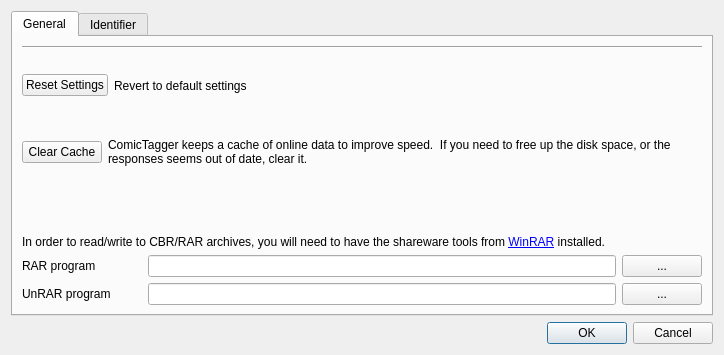
Above: settingswindow.ui from comictagger/comictagger before the change. Below: the same form after it.
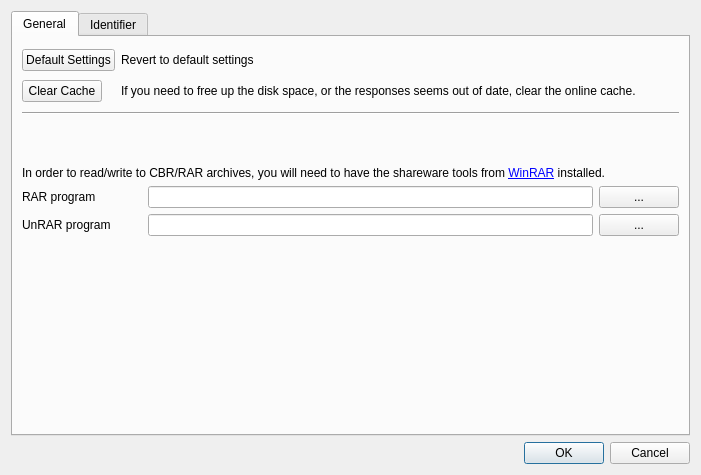
That is the form after the change.

Patch:
```diff
--- a/settingswindow.ui
+++ b/settingswindow.ui
@@ -6,8 +6,8 @@
    <rect>
     <x>0</x>
     <y>0</y>
-    <width>724</width>
-    <height>355</height>
+    <width>701</width>
+    <height>475</height>
    </rect>
   </property>
   <property name="windowTitle">
@@ -29,25 +29,14 @@
          <string>General</string>
         </attribute>
         <layout class="QGridLayout" name="gridLayout_2">
-         <item row="3" column="0">
-          <widget class="QLabel" name="lblResult">
-           <property name="text">
-            <string/>
-           </property>
-          </widget>
-         </item>
-         <item row="0" column="0" rowspan="5" colspan="2">
+         <item row="0" column="0">
           <layout class="QVBoxLayout" name="verticalLayout_2">
            <item>
-            <widget class="Line" name="line">
-             <property name="orientation">
-              <enum>Qt::Horizontal</enum>
-             </property>
-            </widget>
+            <layout class="QHBoxLayout" name="horizontalLayout_4"/>
            </item>
            <item>
-            <layout class="QHBoxLayout" name="horizontalLayout_4">
-             <item>
+            <layout class="QFormLayout" name="formLayout">
+             <item row="0" column="0">
               <widget class="QPushButton" name="btnResetSettings">
                <property name="sizePolicy">
                 <sizepolicy hsizetype="Maximum" vsizetype="Fixed">
@@ -56,11 +45,11 @@
                 </sizepolicy>
                </property>
                <property name="text">
-                <string>Reset Settings</string>
+                <string>Default Settings</string>
                </property>
               </widget>
              </item>
-             <item>
+             <item row="0" column="1">
               <widget class="QLabel" name="label_8">
                <property name="sizePolicy">
                 <sizepolicy hsizetype="Preferred" vsizetype="Expanding">
@@ -76,11 +65,7 @@
                </property>
               </widget>
              </item>
-            </layout>
-           </item>
-           <item>
-            <layout class="QHBoxLayout" name="horizontalLayout_3">
-             <item>
+             <item row="1" column="0">
               <widget class="QPushButton" name="btnClearCache">
                <property name="sizePolicy">
                 <sizepolicy hsizetype="Maximum" vsizetype="Fixed">
@@ -93,7 +78,7 @@
                </property>
               </widget>
              </item>
-             <item>
+             <item row="1" column="1">
               <widget class="QLabel" name="label_2">
                <property name="sizePolicy">
                 <sizepolicy hsizetype="Preferred" vsizetype="Expanding">
@@ -102,7 +87,7 @@
                 </sizepolicy>
                </property>
                <property name="text">
-                <string>ComicTagger keeps a cache of online data to improve speed.  If you need to free up the disk space, or the responses seems out of date, clear it.</string>
+                <string>If you need to free up the disk space, or the responses seems out of date, clear the online cache.</string>
                </property>
                <property name="wordWrap">
                 <bool>true</bool>
@@ -111,6 +96,13 @@
              </item>
             </layout>
            </item>
+           <item>
+            <widget class="Line" name="line_3">
+             <property name="orientation">
+              <enum>Qt::Horizontal</enum>
+             </property>
+            </widget>
+           </item>
            <item>
             <widget class="QLabel" name="lblRarHelp">
              <property name="sizePolicy">
@@ -227,6 +219,19 @@
            </item>
           </layout>
          </item>
+         <item row="1" column="0">
+          <spacer name="verticalSpacer">
+           <property name="orientation">
+            <enum>Qt::Vertical</enum>
+           </property>
+           <property name="sizeHint" stdset="0">
+            <size>
+             <width>20</width>
+             <height>40</height>
+            </size>
+           </property>
+          </spacer>
+         </item>
         </layout>
        </widget>
        <widget class="QWidget" name="tab_2">
```
